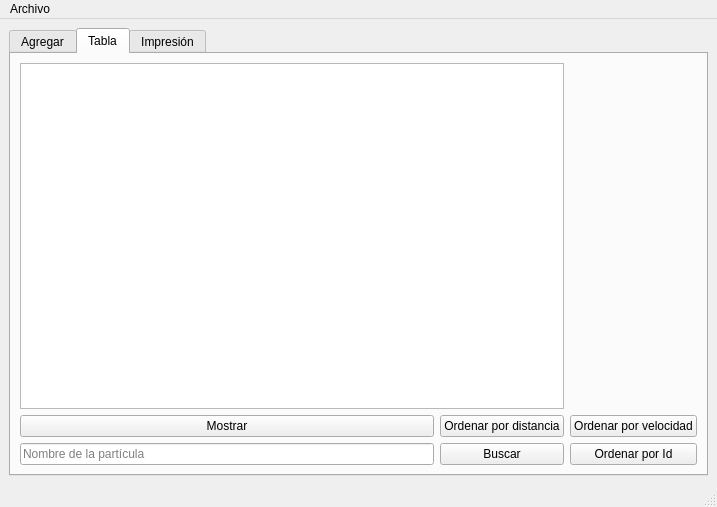
Before: the Qt Designer form mainwindow.ui in edalcala42/Administrador-de-particulas, drawn with Qt 5.
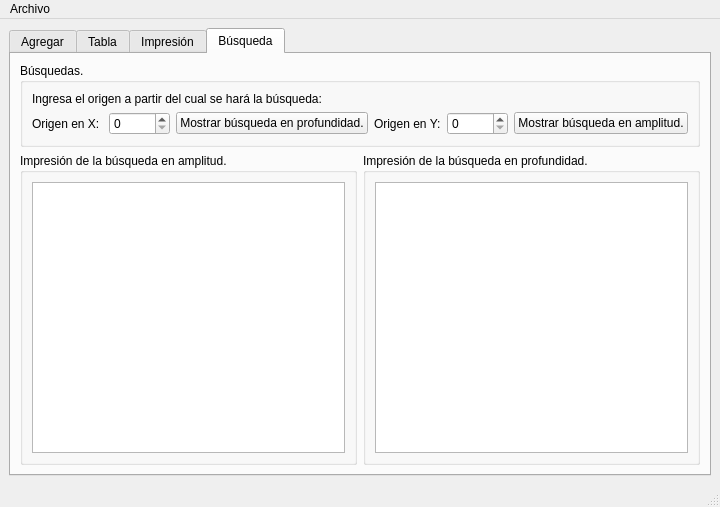
After: the same form once the commit is applied.

Commit message: Se implementan los algoritmos de búsqueda en el archivo de mainwindow.

Diff of the .ui file:
```diff
--- a/mainwindow.ui
+++ b/mainwindow.ui
@@ -18,7 +18,7 @@
     <item row="0" column="0">
      <widget class="QTabWidget" name="tabWidget">
       <property name="currentIndex">
-       <number>1</number>
+       <number>3</number>
       </property>
       <widget class="QWidget" name="tab">
        <attribute name="title">
@@ -269,6 +269,95 @@
         </item>
        </layout>
       </widget>
+      <widget class="QWidget" name="tab_4">
+       <attribute name="title">
+        <string>Búsqueda</string>
+       </attribute>
+       <layout class="QGridLayout" name="gridLayout_9">
+        <item row="0" column="0" colspan="2">
+         <widget class="QGroupBox" name="groupBox_2">
+          <property name="title">
+           <string>Búsquedas.</string>
+          </property>
+          <layout class="QGridLayout" name="gridLayout_6">
+           <item row="0" column="0" colspan="3">
+            <widget class="QLabel" name="label_11">
+             <property name="text">
+              <string>Ingresa el origen a partir del cual se hará la búsqueda: </string>
+             </property>
+            </widget>
+           </item>
+           <item row="1" column="0">
+            <widget class="QLabel" name="label_12">
+             <property name="text">
+              <string>Origen en X: </string>
+             </property>
+            </widget>
+           </item>
+           <item row="1" column="1">
+            <widget class="QSpinBox" name="spinBox_B_OrigenX">
+             <property name="maximum">
+              <number>10000</number>
+             </property>
+            </widget>
+           </item>
+           <item row="1" column="2">
+            <widget class="QPushButton" name="pushButton_Mostrar_Busqueda_Profundidad">
+             <property name="text">
+              <string>Mostrar búsqueda en profundidad.</string>
+             </property>
+            </widget>
+           </item>
+           <item row="1" column="3">
+            <widget class="QLabel" name="label_13">
+             <property name="text">
+              <string>Origen en Y:</string>
+             </property>
+            </widget>
+           </item>
+           <item row="1" column="4">
+            <widget class="QSpinBox" name="spinBox_2_B_OrigenY">
+             <property name="maximum">
+              <number>10000</number>
+             </property>
+            </widget>
+           </item>
+           <item row="1" column="5">
+            <widget class="QPushButton" name="pushButton_Mostrar_Busqueda_Amplitud">
+             <property name="text">
+              <string>Mostrar búsqueda en amplitud.</string>
+             </property>
+            </widget>
+           </item>
+          </layout>
+         </widget>
+        </item>
+        <item row="1" column="0">
+         <widget class="QGroupBox" name="groupBox_3">
+          <property name="title">
+           <string>Impresión de la búsqueda en amplitud.</string>
+          </property>
+          <layout class="QGridLayout" name="gridLayout_7">
+           <item row="0" column="0">
+            <widget class="QPlainTextEdit" name="salida_B_Amplitud"/>
+           </item>
+          </layout>
+         </widget>
+        </item>
+        <item row="1" column="1">
+         <widget class="QGroupBox" name="groupBox_4">
+          <property name="title">
+           <string>Impresión de la búsqueda en profundidad.</string>
+          </property>
+          <layout class="QGridLayout" name="gridLayout_8">
+           <item row="0" column="0">
+            <widget class="QPlainTextEdit" name="salida_B_Profundidad"/>
+           </item>
+          </layout>
+         </widget>
+        </item>
+       </layout>
+      </widget>
      </widget>
     </item>
    </layout>
```
The commit also changes 2 other files.
